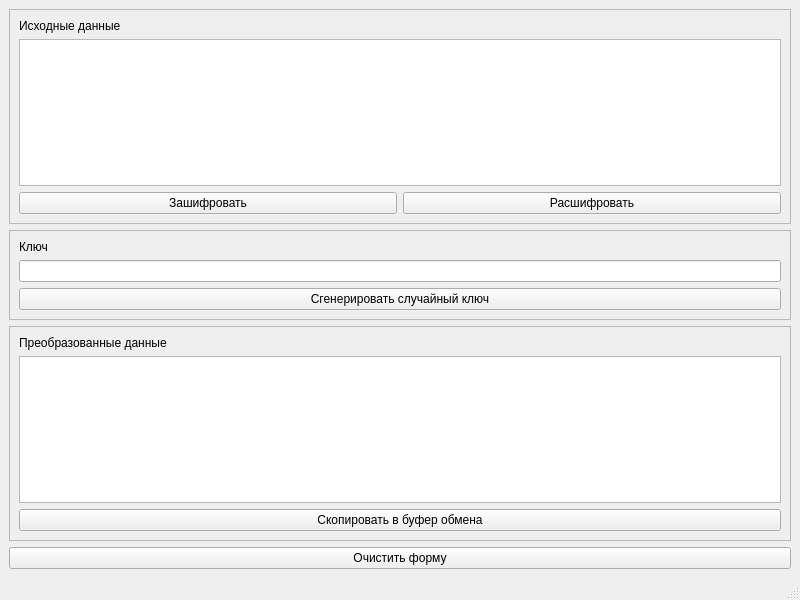
Before: the Qt Designer form src/VigenereCipherMainWindow.ui in Belov1807/VigenereCipher, drawn with Qt 5.
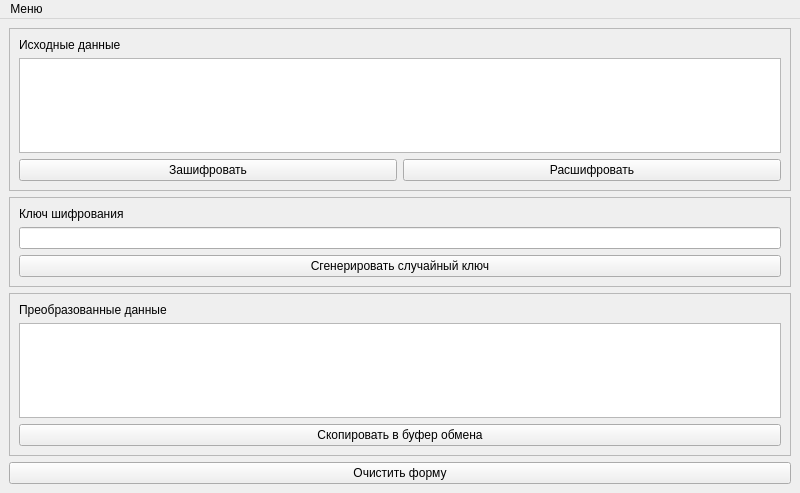
After: the same form once the commit is applied.

Commit message: 0.4.0 - Добавлен файл ресурсов; - добавлен qss-файл; - подключены стили qss; - установлена иконка главного окна; - изменено имя главного окна; - добавлено меню; - реализован выход из приложения с помощью меню.

```diff
--- a/src/VigenereCipherMainWindow.ui
+++ b/src/VigenereCipherMainWindow.ui
@@ -7,7 +7,7 @@
     <x>0</x>
     <y>0</y>
     <width>800</width>
-    <height>600</height>
+    <height>493</height>
    </rect>
   </property>
   <property name="windowTitle">
@@ -30,7 +30,7 @@
        <item row="3" column="0">
         <widget class="QLabel" name="lKeyHeader">
          <property name="text">
-          <string>Ключ</string>
+          <string>Ключ шифрования</string>
          </property>
         </widget>
        </item>
@@ -143,8 +143,19 @@
      <height>22</height>
     </rect>
    </property>
+   <widget class="QMenu" name="menu">
+    <property name="title">
+     <string>Меню</string>
+    </property>
+    <addaction name="aExit"/>
+   </widget>
+   <addaction name="menu"/>
   </widget>
-  <widget class="QStatusBar" name="statusbar"/>
+  <action name="aExit">
+   <property name="text">
+    <string>Выход</string>
+   </property>
+  </action>
  </widget>
  <resources/>
  <connections/>
```
Left out of the diff: 2 changed lines with no effect on the pictures. The commit also changes 6 other files.
